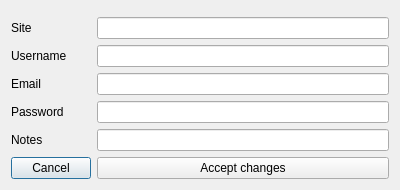
The window that editEntry.ui (GeorgeHoneywood/pastword) describes before a commit, drawn with Qt 5.
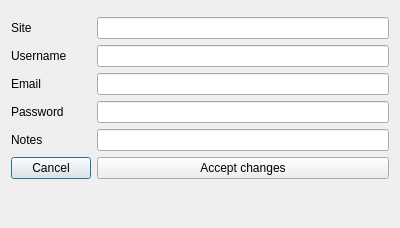
The same window after the commit.

```diff
--- a/editEntry.ui
+++ b/editEntry.ui
@@ -7,7 +7,7 @@
     <x>0</x>
     <y>0</y>
     <width>400</width>
-    <height>188</height>
+    <height>228</height>
    </rect>
   </property>
   <property name="windowTitle">
```
